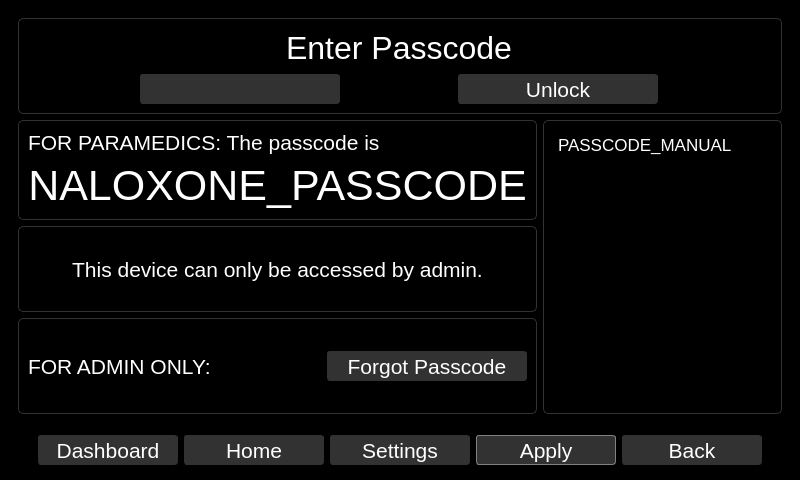
First picture: the form in qt_design/main_window.ui, repository zyl120/Naloxone_Safety_Kit, before the edit.
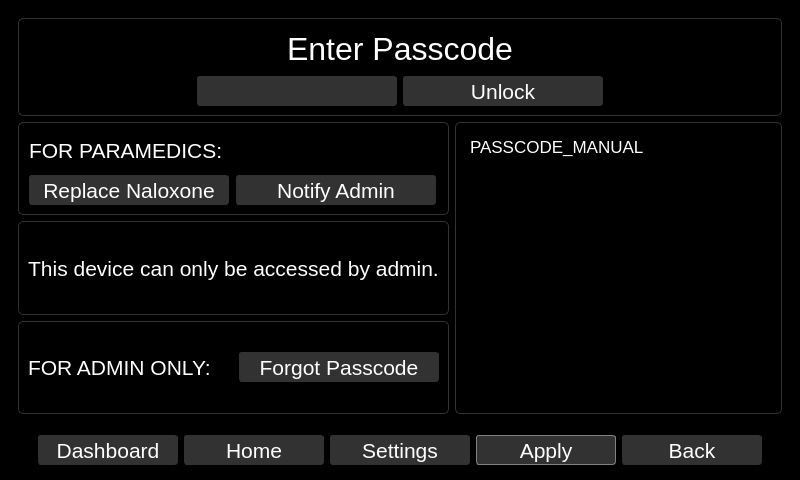
Second picture: the form after the edit. The open tabs and pages were chosen to show the change.

Commit message: change passcode logic

The edit to the form file:
```diff
--- a/qt_design/main_window.ui
+++ b/qt_design/main_window.ui
@@ -4286,152 +4286,6 @@
       </widget>
       <widget class="QWidget" name="passcodePage">
        <layout class="QGridLayout" name="gridLayout_16">
-        <item row="1" column="0" rowspan="2">
-         <layout class="QVBoxLayout" name="verticalLayout_2">
-          <item>
-           <widget class="QFrame" name="paramedic_frame">
-            <property name="styleSheet">
-             <string notr="true">.QFrame{border-radius: 5px;border-color:rgb(50,50,50);border-width: 1px;border-style: solid;}</string>
-            </property>
-            <property name="frameShape">
-             <enum>QFrame::StyledPanel</enum>
-            </property>
-            <property name="frameShadow">
-             <enum>QFrame::Raised</enum>
-            </property>
-            <layout class="QVBoxLayout" name="verticalLayout_33">
-             <item>
-              <widget class="QLabel" name="paramedicsLabel">
-               <property name="font">
-                <font>
-                 <pointsize>16</pointsize>
-                </font>
-               </property>
-               <property name="styleSheet">
-                <string notr="true">color:white</string>
-               </property>
-               <property name="text">
-                <string>FOR PARAMEDICS: The passcode is</string>
-               </property>
-              </widget>
-             </item>
-             <item>
-              <widget class="QLabel" name="naloxone_passcode_label">
-               <property name="font">
-                <font>
-                 <pointsize>32</pointsize>
-                </font>
-               </property>
-               <property name="styleSheet">
-                <string notr="true">color:white</string>
-               </property>
-               <property name="text">
-                <string>NALOXONE_PASSCODE</string>
-               </property>
-               <property name="alignment">
-                <set>Qt::AlignCenter</set>
-               </property>
-              </widget>
-             </item>
-            </layout>
-           </widget>
-          </item>
-          <item>
-           <widget class="QFrame" name="admin_only_frame">
-            <property name="styleSheet">
-             <string notr="true">.QFrame{border-radius: 5px;border-color:rgb(50,50,50);border-width: 1px;border-style: solid;}</string>
-            </property>
-            <property name="frameShape">
-             <enum>QFrame::StyledPanel</enum>
-            </property>
-            <property name="frameShadow">
-             <enum>QFrame::Raised</enum>
-            </property>
-            <layout class="QGridLayout" name="gridLayout_22">
-             <item row="0" column="0">
-              <widget class="QLabel" name="label_26">
-               <property name="font">
-                <font>
-                 <pointsize>16</pointsize>
-                </font>
-               </property>
-               <property name="styleSheet">
-                <string notr="true">color:white</string>
-               </property>
-               <property name="text">
-                <string>This device can only be accessed by admin.</string>
-               </property>
-               <property name="alignment">
-                <set>Qt::AlignCenter</set>
-               </property>
-              </widget>
-             </item>
-            </layout>
-           </widget>
-          </item>
-         </layout>
-        </item>
-        <item row="3" column="0">
-         <widget class="QFrame" name="frame_6">
-          <property name="styleSheet">
-           <string notr="true">.QFrame{border-radius: 5px;border-color:rgb(50,50,50);border-width: 1px;border-style: solid;}</string>
-          </property>
-          <property name="frameShape">
-           <enum>QFrame::StyledPanel</enum>
-          </property>
-          <property name="frameShadow">
-           <enum>QFrame::Raised</enum>
-          </property>
-          <layout class="QGridLayout" name="gridLayout_20">
-           <item row="0" column="2">
-            <widget class="QPushButton" name="forgotPasswordPushButton">
-             <property name="minimumSize">
-              <size>
-               <width>200</width>
-               <height>30</height>
-              </size>
-             </property>
-             <property name="maximumSize">
-              <size>
-               <width>200</width>
-               <height>30</height>
-              </size>
-             </property>
-             <property name="font">
-              <font>
-               <pointsize>16</pointsize>
-              </font>
-             </property>
-             <property name="styleSheet">
-              <string notr="true">color: white; background-color: rgb(50,50,50); border-radius:3px;border-color: rgb(50,50,50);border-width: 1px;border-style: solid;
-</string>
-             </property>
-             <property name="text">
-              <string>Forgot Passcode</string>
-             </property>
-            </widget>
-           </item>
-           <item row="0" column="1">
-            <widget class="QLabel" name="label_10">
-             <property name="font">
-              <font>
-               <pointsize>16</pointsize>
-              </font>
-             </property>
-             <property name="styleSheet">
-              <string notr="true">color:white</string>
-             </property>
-             <property name="text">
-              <string>FOR ADMIN ONLY:</string>
-             </property>
-             <property name="buddy">
-              <cstring>forgotPasswordPushButton</cstring>
-             </property>
-            </widget>
-           </item>
-          </layout>
-         </widget>
-        </item>
         <item row="0" column="0" colspan="2">
          <widget class="QFrame" name="frame_3">
           <property name="autoFillBackground">
@@ -4446,8 +4300,8 @@
           <property name="frameShadow">
            <enum>QFrame::Raised</enum>
           </property>
-          <layout class="QGridLayout" name="gridLayout_19">
-           <item row="0" column="0" colspan="2">
+          <layout class="QVBoxLayout" name="verticalLayout_33">
+           <item>
             <widget class="QLabel" name="passcodeEnterLabel">
              <property name="font">
               <font>
@@ -4465,74 +4319,104 @@
              </property>
             </widget>
            </item>
-           <item row="2" column="0">
-            <widget class="QLineEdit" name="passcodeEnterLineEdit">
-             <property name="minimumSize">
-              <size>
-               <width>200</width>
-               <height>30</height>
-              </size>
-             </property>
-             <property name="maximumSize">
-              <size>
-               <width>200</width>
-               <height>30</height>
-              </size>
-             </property>
-             <property name="font">
-              <font>
-               <pointsize>16</pointsize>
-              </font>
-             </property>
-             <property name="styleSheet">
-              <string notr="true">color: white; background-color: rgb(50,50,50); border-radius:3px;border-color: rgb(50,50,50);border-width: 1px;border-style: solid;
+           <item>
+            <layout class="QHBoxLayout" name="horizontalLayout_11">
+             <item>
+              <spacer name="horizontalSpacer_4">
+               <property name="orientation">
+                <enum>Qt::Horizontal</enum>
+               </property>
+               <property name="sizeHint" stdset="0">
+                <size>
+                 <width>40</width>
+                 <height>20</height>
+                </size>
+               </property>
+              </spacer>
+             </item>
+             <item>
+              <widget class="QLineEdit" name="passcodeEnterLineEdit">
+               <property name="minimumSize">
+                <size>
+                 <width>200</width>
+                 <height>30</height>
+                </size>
+               </property>
+               <property name="maximumSize">
+                <size>
+                 <width>200</width>
+                 <height>30</height>
+                </size>
+               </property>
+               <property name="font">
+                <font>
+                 <pointsize>16</pointsize>
+                </font>
+               </property>
+               <property name="styleSheet">
+                <string notr="true">color: white; background-color: rgb(50,50,50); border-radius:3px;border-color: rgb(50,50,50);border-width: 1px;border-style: solid;
 </string>
-             </property>
-             <property name="text">
-              <string/>
-             </property>
-             <property name="echoMode">
-              <enum>QLineEdit::Password</enum>
-             </property>
-             <property name="alignment">
-              <set>Qt::AlignCenter</set>
-             </property>
-            </widget>
-           </item>
-           <item row="2" column="1">
-            <widget class="QPushButton" name="passcodeEnterPushButton">
-             <property name="sizePolicy">
-              <sizepolicy hsizetype="Minimum" vsizetype="Fixed">
-               <horstretch>0</horstretch>
-               <verstretch>0</verstretch>
-              </sizepolicy>
-             </property>
-             <property name="minimumSize">
-              <size>
-               <width>200</width>
-               <height>30</height>
-              </size>
-             </property>
-             <property name="maximumSize">
-              <size>
-               <width>200</width>
-               <height>30</height>
-              </size>
-             </property>
-             <property name="font">
-              <font>
-               <pointsize>16</pointsize>
-               <bold>false</bold>
-              </font>
-             </property>
-             <property name="styleSheet">
-              <string notr="true">color: white; background-color: rgb(50,50,50); border-radius:3px;border-color: rgb(50,50,50);border-width: 1px;border-style: solid;
+               </property>
+               <property name="text">
+                <string/>
+               </property>
+               <property name="echoMode">
+                <enum>QLineEdit::Password</enum>
+               </property>
+               <property name="alignment">
+                <set>Qt::AlignCenter</set>
+               </property>
+              </widget>
+             </item>
+             <item>
+              <widget class="QPushButton" name="passcodeEnterPushButton">
+               <property name="sizePolicy">
+                <sizepolicy hsizetype="Minimum" vsizetype="Fixed">
+                 <horstretch>0</horstretch>
+                 <verstretch>0</verstretch>
+                </sizepolicy>
+               </property>
+               <property name="minimumSize">
+                <size>
+                 <width>200</width>
+                 <height>30</height>
+                </size>
+               </property>
+               <property name="maximumSize">
+                <size>
+                 <width>200</width>
+                 <height>30</height>
+                </size>
+               </property>
+               <property name="font">
+                <font>
+                 <pointsize>16</pointsize>
+                 <bold>false</bold>
+                </font>
+               </property>
+               <property name="styleSheet">
+                <string notr="true">color: white; background-color: rgb(50,50,50); border-radius:3px;border-color: rgb(50,50,50);border-width: 1px;border-style: solid;
 </string>
-             </property>
-             <property name="text">
-              <string>Unlock</string>
-             </property>
-            </widget>
+               </property>
+               <property name="text">
+                <string>Unlock</string>
+               </property>
+              </widget>
+             </item>
+             <item>
+              <spacer name="horizontalSpacer_5">
+               <property name="orientation">
+                <enum>Qt::Horizontal</enum>
+               </property>
+               <property name="sizeHint" stdset="0">
+                <size>
+                 <width>40</width>
+                 <height>20</height>
+                </size>
+               </property>
+              </spacer>
+             </item>
+            </layout>
            </item>
           </layout>
          </widget>
@@ -4594,6 +4478,190 @@
           </layout>
          </widget>
         </item>
+        <item row="1" column="0" rowspan="3">
+         <layout class="QVBoxLayout" name="verticalLayout_2">
+          <item>
+           <widget class="QFrame" name="paramedic_frame">
+            <property name="styleSheet">
+             <string notr="true">.QFrame{border-radius: 5px;border-color:rgb(50,50,50);border-width: 1px;border-style: solid;}</string>
+            </property>
+            <property name="frameShape">
+             <enum>QFrame::StyledPanel</enum>
+            </property>
+            <property name="frameShadow">
+             <enum>QFrame::Raised</enum>
+            </property>
+            <layout class="QGridLayout" name="gridLayout_18">
+             <item row="1" column="0">
+              <widget class="QPushButton" name="replace_naloxone_pushbutton">
+               <property name="minimumSize">
+                <size>
+                 <width>200</width>
+                 <height>30</height>
+                </size>
+               </property>
+               <property name="maximumSize">
+                <size>
+                 <width>200</width>
+                 <height>30</height>
+                </size>
+               </property>
+               <property name="font">
+                <font>
+                 <pointsize>16</pointsize>
+                </font>
+               </property>
+               <property name="styleSheet">
+                <string notr="true">color: white; background-color: rgb(50,50,50); border-radius:3px;border-color: rgb(50,50,50);border-width: 1px;border-style: solid;
+</string>
+               </property>
+               <property name="text">
+                <string>Replace Naloxone</string>
+               </property>
+              </widget>
+             </item>
+             <item row="0" column="0" colspan="2">
+              <widget class="QLabel" name="paramedicsLabel">
+               <property name="font">
+                <font>
+                 <pointsize>16</pointsize>
+                </font>
+               </property>
+               <property name="styleSheet">
+                <string notr="true">color:white</string>
+               </property>
+               <property name="text">
+                <string>FOR PARAMEDICS:</string>
+               </property>
+              </widget>
+             </item>
+             <item row="1" column="1">
+              <widget class="QPushButton" name="notify_admin_button">
+               <property name="minimumSize">
+                <size>
+                 <width>200</width>
+                 <height>30</height>
+                </size>
+               </property>
+               <property name="maximumSize">
+                <size>
+                 <width>200</width>
+                 <height>30</height>
+                </size>
+               </property>
+               <property name="font">
+                <font>
+                 <pointsize>16</pointsize>
+                </font>
+               </property>
+               <property name="styleSheet">
+                <string notr="true">color: white; background-color: rgb(50,50,50); border-radius:3px;border-color: rgb(50,50,50);border-width: 1px;border-style: solid;
+</string>
+               </property>
+               <property name="text">
+                <string>Notify Admin</string>
+               </property>
+              </widget>
+             </item>
+            </layout>
+           </widget>
+          </item>
+          <item>
+           <widget class="QFrame" name="admin_only_frame">
+            <property name="styleSheet">
+             <string notr="true">.QFrame{border-radius: 5px;border-color:rgb(50,50,50);border-width: 1px;border-style: solid;}</string>
+            </property>
+            <property name="frameShape">
+             <enum>QFrame::StyledPanel</enum>
+            </property>
+            <property name="frameShadow">
+             <enum>QFrame::Raised</enum>
+            </property>
+            <layout class="QGridLayout" name="gridLayout_22">
+             <item row="0" column="0">
+              <widget class="QLabel" name="label_26">
+               <property name="font">
+                <font>
+                 <pointsize>16</pointsize>
+                </font>
+               </property>
+               <property name="styleSheet">
+                <string notr="true">color:white</string>
+               </property>
+               <property name="text">
+                <string>This device can only be accessed by admin.</string>
+               </property>
+               <property name="alignment">
+                <set>Qt::AlignCenter</set>
+               </property>
+              </widget>
+             </item>
+            </layout>
+           </widget>
+          </item>
+          <item>
+           <widget class="QFrame" name="frame_6">
+            <property name="styleSheet">
+             <string notr="true">.QFrame{border-radius: 5px;border-color:rgb(50,50,50);border-width: 1px;border-style: solid;}</string>
+            </property>
+            <property name="frameShape">
+             <enum>QFrame::StyledPanel</enum>
+            </property>
+            <property name="frameShadow">
+             <enum>QFrame::Raised</enum>
+            </property>
+            <layout class="QHBoxLayout" name="horizontalLayout_9">
+             <item>
+              <widget class="QLabel" name="label_10">
+               <property name="font">
+                <font>
+                 <pointsize>16</pointsize>
+                </font>
+               </property>
+               <property name="styleSheet">
+                <string notr="true">color:white</string>
+               </property>
+               <property name="text">
+                <string>FOR ADMIN ONLY:</string>
+               </property>
+               <property name="buddy">
+                <cstring>forgotPasswordPushButton</cstring>
+               </property>
+              </widget>
+             </item>
+             <item>
+              <widget class="QPushButton" name="forgotPasswordPushButton">
+               <property name="minimumSize">
+                <size>
+                 <width>200</width>
+                 <height>30</height>
+                </size>
+               </property>
+               <property name="maximumSize">
+                <size>
+                 <width>200</width>
+                 <height>30</height>
+                </size>
+               </property>
+               <property name="font">
+                <font>
+                 <pointsize>16</pointsize>
+                </font>
+               </property>
+               <property name="styleSheet">
+                <string notr="true">color: white; background-color: rgb(50,50,50); border-radius:3px;border-color: rgb(50,50,50);border-width: 1px;border-style: solid;
+</string>
+               </property>
+               <property name="text">
+                <string>Forgot Passcode</string>
+               </property>
+              </widget>
+             </item>
+            </layout>
+           </widget>
+          </item>
+         </layout>
+        </item>
        </layout>
       </widget>
       <widget class="QWidget" name="doorOpenPage">
```
Left out of the diff: 410 changed lines with no effect on the pictures. The commit also changes 3 other files.
